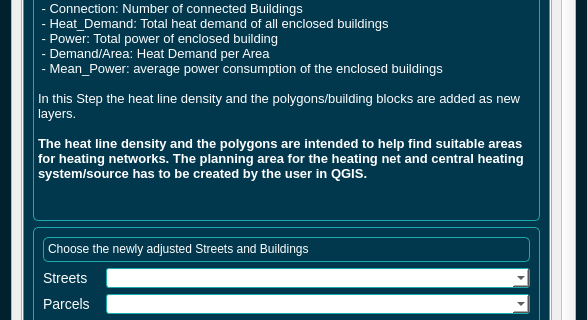
This is F-Heat_QGIS/heat_net_tool_dialog_base.ui in hydromac/F-Heat_dev as Qt 5 draws it before an edit; both pictures show x 0 to 587 and y 116 to 436 of the 587 by 642 pixel window. The edited form follows.
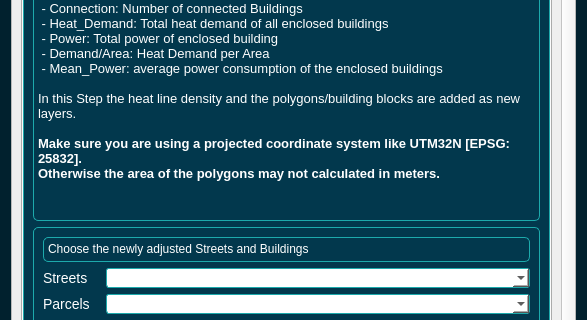
This is the edited form. The open tabs and pages were chosen to show the change. Custom widgets are drawn as their Qt base class.

The edit to the form file:
```diff
--- a/F-Heat_QGIS/heat_net_tool_dialog_base.ui
+++ b/F-Heat_QGIS/heat_net_tool_dialog_base.ui
@@ -1466,7 +1466,8 @@
 &lt;p style=&quot;-qt-paragraph-type:empty; margin-top:0px; margin-bottom:0px; margin-left:0px; margin-right:0px; -qt-block-indent:0; text-indent:0px; font-family:'MS Shell Dlg 2'; font-size:10pt;&quot;&gt;&lt;br /&gt;&lt;/p&gt;
 &lt;p style=&quot; margin-top:0px; margin-bottom:0px; margin-left:0px; margin-right:0px; -qt-block-indent:0; text-indent:0px;&quot;&gt;&lt;span style=&quot; font-family:'MS Shell Dlg 2'; font-size:10pt;&quot;&gt;In this Step the heat line density and the polygons/building blocks are added as new layers.&lt;/span&gt;&lt;/p&gt;
 &lt;p style=&quot;-qt-paragraph-type:empty; margin-top:0px; margin-bottom:0px; margin-left:0px; margin-right:0px; -qt-block-indent:0; text-indent:0px; font-family:'MS Shell Dlg 2'; font-size:10pt;&quot;&gt;&lt;br /&gt;&lt;/p&gt;
-&lt;p style=&quot; margin-top:0px; margin-bottom:0px; margin-left:0px; margin-right:0px; -qt-block-indent:0; text-indent:0px;&quot;&gt;&lt;span style=&quot; font-family:'MS Shell Dlg 2'; font-size:10pt; font-weight:600;&quot;&gt;The heat line density and the polygons are intended to help find suitable areas for heating networks. The planning area for the heating net and central heating system/source has to be created by the user in QGIS.&lt;/span&gt;&lt;/p&gt;&lt;/body&gt;&lt;/html&gt;</string>
+&lt;p style=&quot; margin-top:0px; margin-bottom:0px; margin-left:0px; margin-right:0px; -qt-block-indent:0; text-indent:0px;&quot;&gt;&lt;span style=&quot; font-family:'MS Shell Dlg 2'; font-size:10pt; font-weight:600;&quot;&gt;Make sure you are using a projected coordinate system like UTM32N [EPSG:25832].&lt;/span&gt;&lt;/p&gt;
+&lt;p style=&quot; margin-top:0px; margin-bottom:0px; margin-left:0px; margin-right:0px; -qt-block-indent:0; text-indent:0px;&quot;&gt;&lt;span style=&quot; font-family:'MS Shell Dlg 2'; font-size:10pt; font-weight:600;&quot;&gt;Otherwise the area of the polygons may not calculated in meters.&lt;/span&gt;&lt;/p&gt;&lt;/body&gt;&lt;/html&gt;</string>
              </property>
             </widget>
            </item>
```
Left out of the diff: 19 changed lines with no effect on the pictures.
